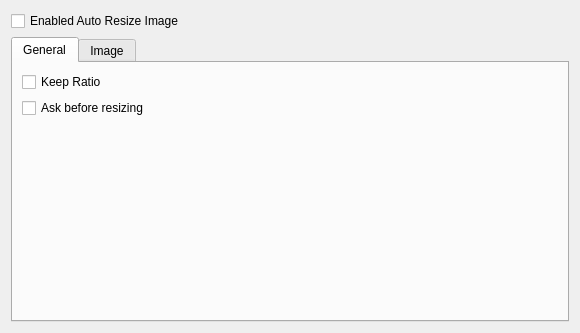
Before: the Qt Designer form messagecomposer/autoimageresizing/autoresizeimagewidget.ui in chusopr/kdepim-ktimetracker-akonadi, drawn with Qt 5.
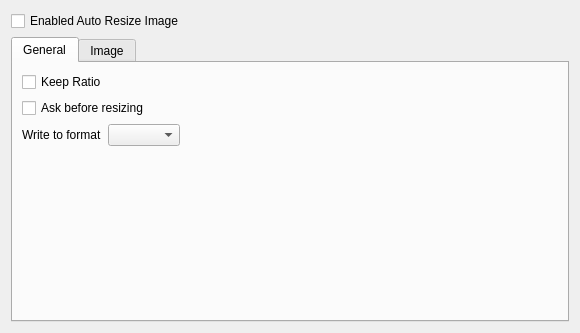
After: the same form once the commit is applied. Custom widgets are drawn as their Qt base class.

Commit message: improve autoresize image

Diff of the .ui file:
```diff
--- a/messagecomposer/autoimageresizing/autoresizeimagewidget.ui
+++ b/messagecomposer/autoimageresizing/autoresizeimagewidget.ui
@@ -27,22 +27,49 @@
       <attribute name="title">
        <string>General</string>
       </attribute>
-      <layout class="QVBoxLayout" name="verticalLayout_2">
-       <item>
+      <layout class="QGridLayout" name="gridLayout_4">
+       <item row="0" column="0">
         <widget class="QCheckBox" name="KeepImageRatio">
          <property name="text">
           <string>Keep Ratio</string>
          </property>
         </widget>
        </item>
-       <item>
+       <item row="1" column="0">
         <widget class="QCheckBox" name="AskBeforeResizing">
          <property name="text">
           <string>Ask before resizing</string>
          </property>
         </widget>
        </item>
-       <item>
+       <item row="2" column="0">
+        <layout class="QHBoxLayout" name="horizontalLayout">
+         <item>
+          <widget class="QLabel" name="label">
+           <property name="text">
+            <string>Write to format</string>
+           </property>
+          </widget>
+         </item>
+         <item>
+          <widget class="KComboBox" name="WriteToImageFormat"/>
+         </item>
+        </layout>
+       </item>
+       <item row="2" column="1">
+        <spacer name="horizontalSpacer">
+         <property name="orientation">
+          <enum>Qt::Horizontal</enum>
+         </property>
+         <property name="sizeHint" stdset="0">
+          <size>
+           <width>350</width>
+           <height>20</height>
+          </size>
+         </property>
+        </spacer>
+       </item>
+       <item row="3" column="1">
         <spacer name="verticalSpacer">
          <property name="orientation">
           <enum>Qt::Vertical</enum>
```
The commit also changes 4 other files.
